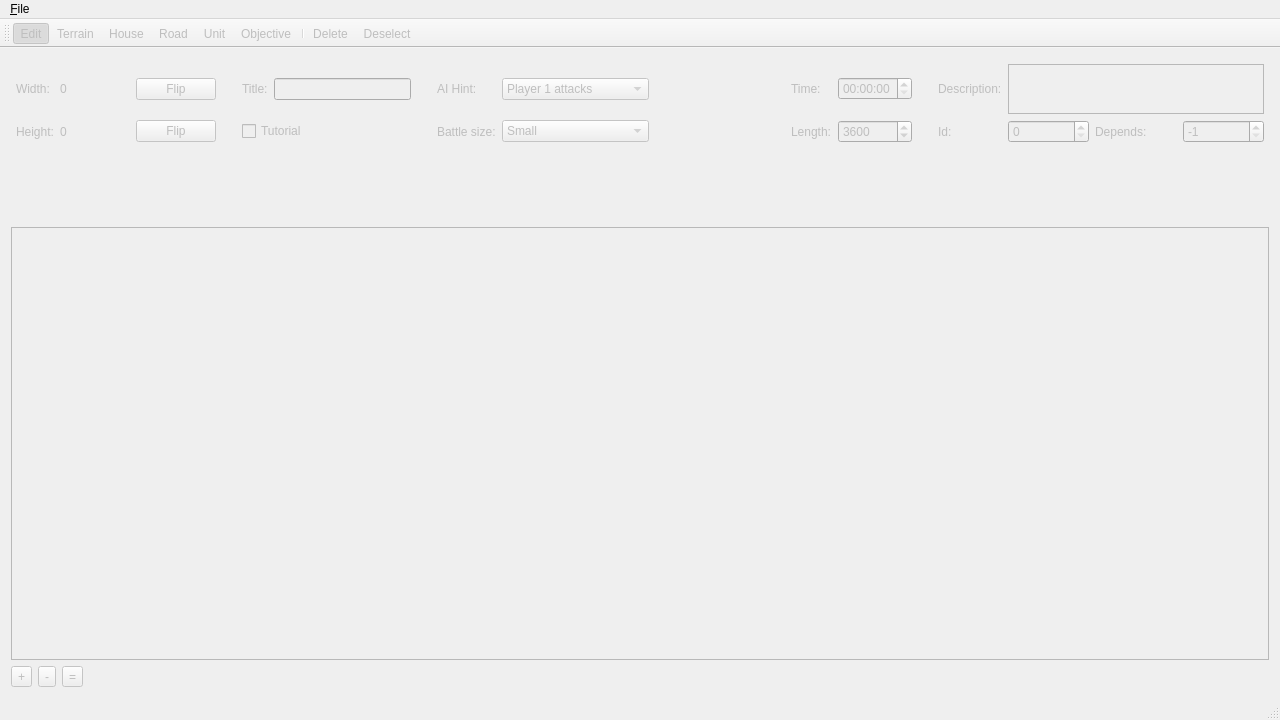
Old version of the form EditorMainWindow.ui in the repository D-Pointer/imperium-editor.
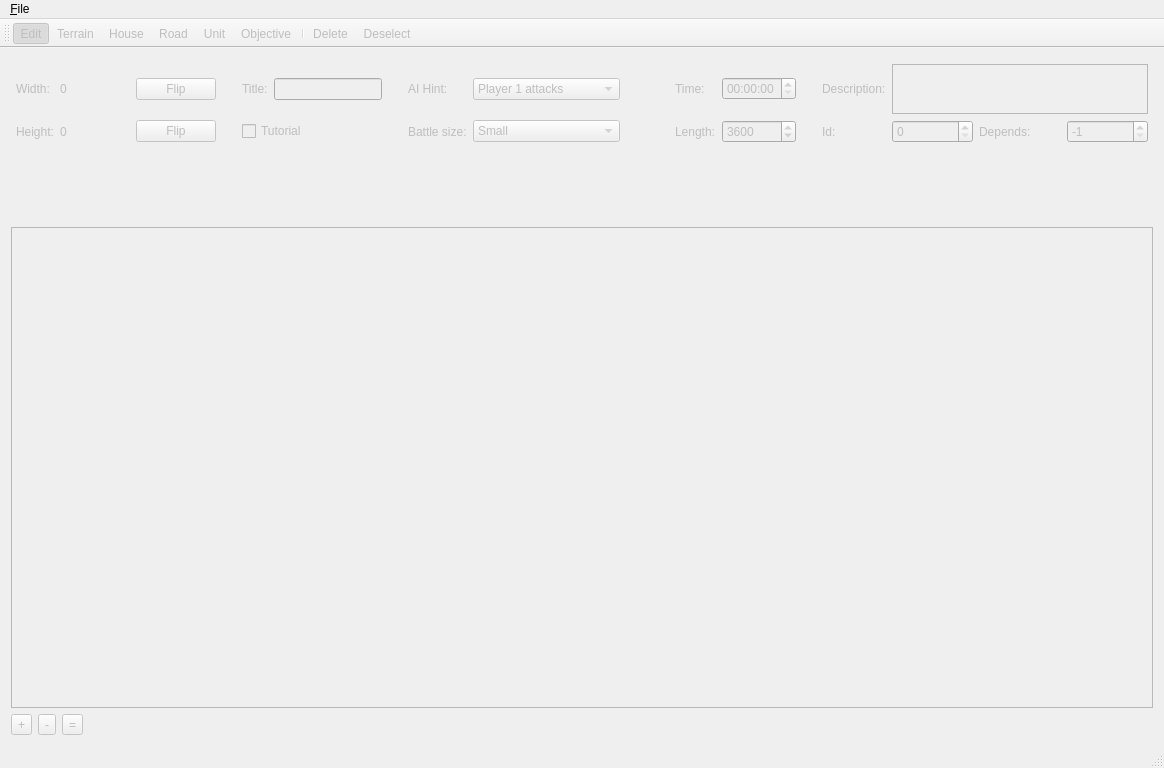
New version of the form. Icons and pictures are not drawn.

Patch:
```diff
--- a/EditorMainWindow.ui
+++ b/EditorMainWindow.ui
@@ -6,8 +6,8 @@
    <rect>
     <x>0</x>
     <y>0</y>
-    <width>1280</width>
-    <height>720</height>
+    <width>1164</width>
+    <height>768</height>
    </rect>
   </property>
   <property name="windowTitle">
@@ -1191,7 +1191,7 @@
     <rect>
      <x>0</x>
      <y>0</y>
-     <width>1280</width>
+     <width>1164</width>
      <height>22</height>
     </rect>
    </property>
```
